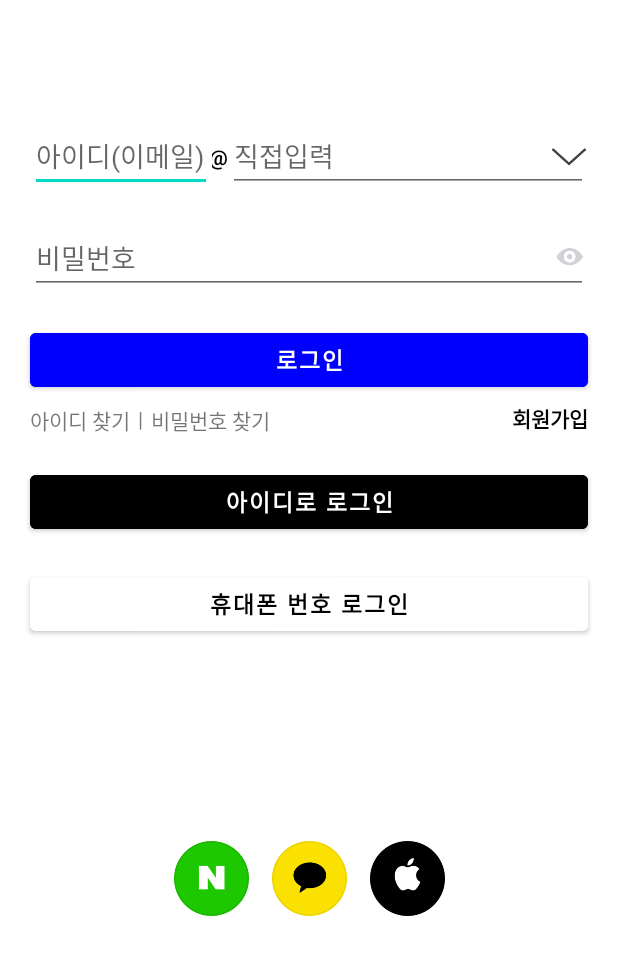
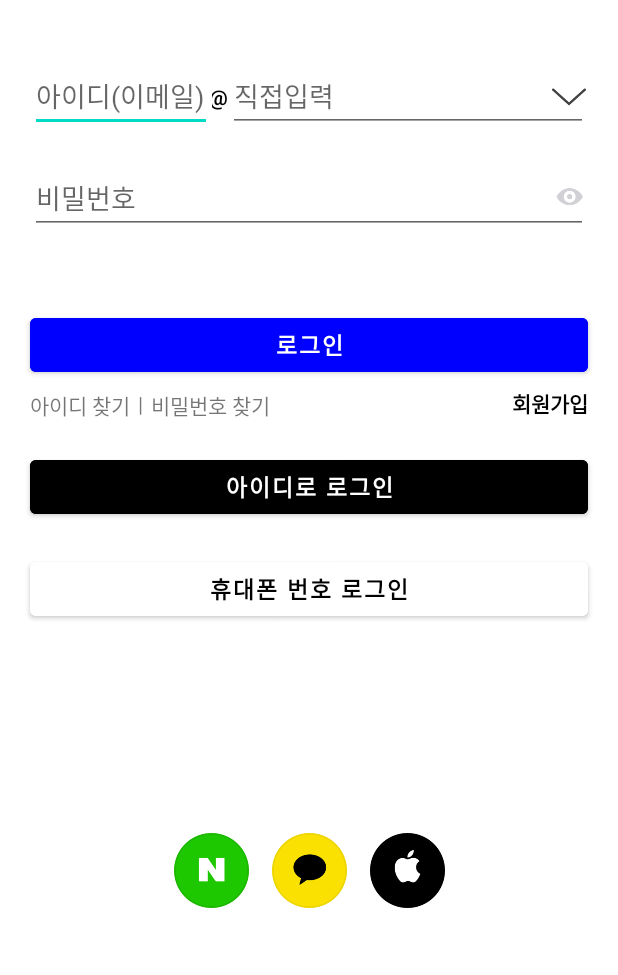
Before and after one commit to bbang-jun/AndroidStudio_FLO_CloneCoding, an Android app: the LoginActivity screen opened directly, with no data from a screen before it, on a phone screen of 412 x 824 dp, the part 120-1095 px from its top. Run offline under Robolectric (Android 15) with nearby library versions, the phone set to English and light mode, and no system bars.

Commit message:
8weeks fourth commit_add signin & login function(4341)

```diff
--- a/app/src/main/java/com/example/flo_BBangJun/UserDao.kt
+++ b/app/src/main/java/com/example/flo_BBangJun/UserDao.kt
@@ -11,7 +11,7 @@ interface UserDao {
     @Insert
     fun insert(user: User)
 
-    // 저장된 모든 유저의 정보를 가져올 수 있도록 하는
+    // 저장된 모든 유저의 정보를 가져올 수 있도록 하는 쿼리문
     @Query("SELECT * FROM UserTable")
     fun getUsers(): List<User>
 
--- a/app/src/main/res/layout/activity_login.xml
+++ b/app/src/main/res/layout/activity_login.xml
@@ -33,7 +33,7 @@
         android:layout_height="wrap_content"
         android:hint="아이디(이메일)"
         android:layout_marginStart="20dp"
-        android:layout_marginTop="80dp"
+        android:layout_marginTop="40dp"
         android:paddingEnd="5dp"
         app:layout_constraintStart_toStartOf="parent"
         app:layout_constraintTop_toBottomOf="@id/login_logo_IB"/>
@@ -95,14 +95,15 @@
         android:id="@+id/login_login_BT"
         android:layout_width="0dp"
         android:layout_height="wrap_content"
+        android:layout_marginTop="50dp"
+        android:backgroundTint="@color/blue"
         android:text="로그인"
+        android:textSize="15dp"
         android:textStyle="bold"
-        android:textSize="15dp"
-        android:backgroundTint="@color/blue"
-        android:layout_marginTop="20dp"
+        app:layout_constraintEnd_toEndOf="@id/login_password_ET"
+        app:layout_constraintHorizontal_bias="0.0"
         app:layout_constraintStart_toStartOf="@id/login_password_ET"
-        app:layout_constraintEnd_toEndOf="@id/login_password_ET"
-        app:layout_constraintTop_toBottomOf="@id/login_password_ET"/>
+        app:layout_constraintTop_toBottomOf="@id/login_password_ET" />
 
     <TextView
         android:id="@+id/login_findID_TV"
```
Also changed, not shown: app/src/main/java/com/example/flo_BBangJun/LoginActivity.kt (+40 -0 lines), app/src/main/java/com/example/flo_BBangJun/SignUpActivity.kt (+33 -4 lines).
